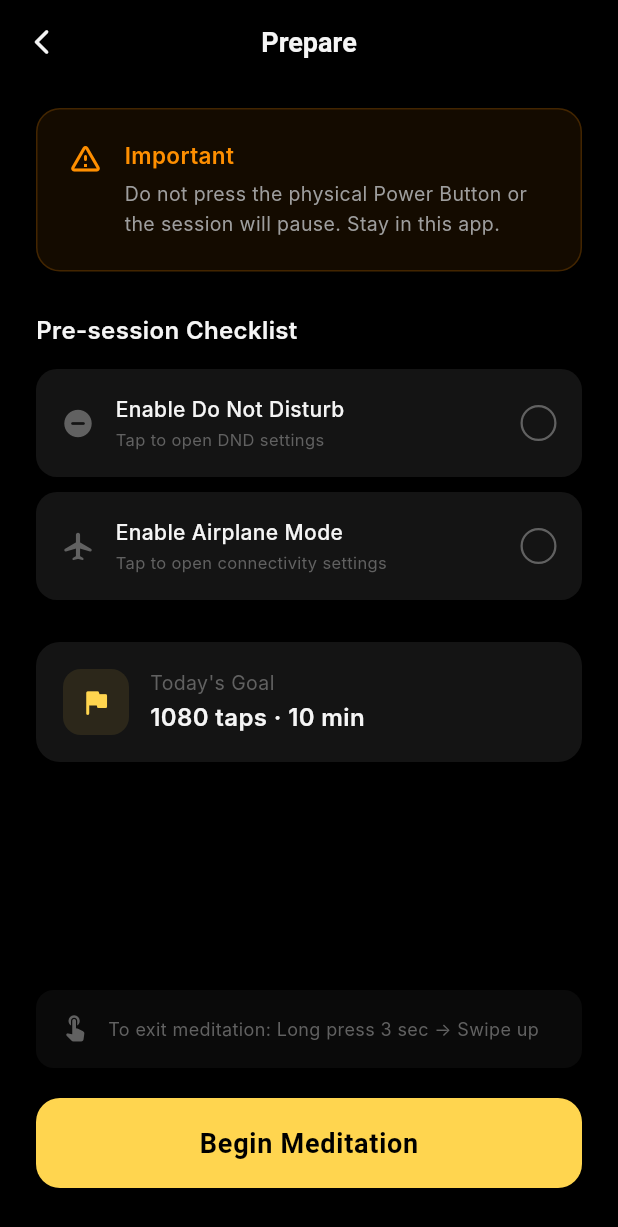
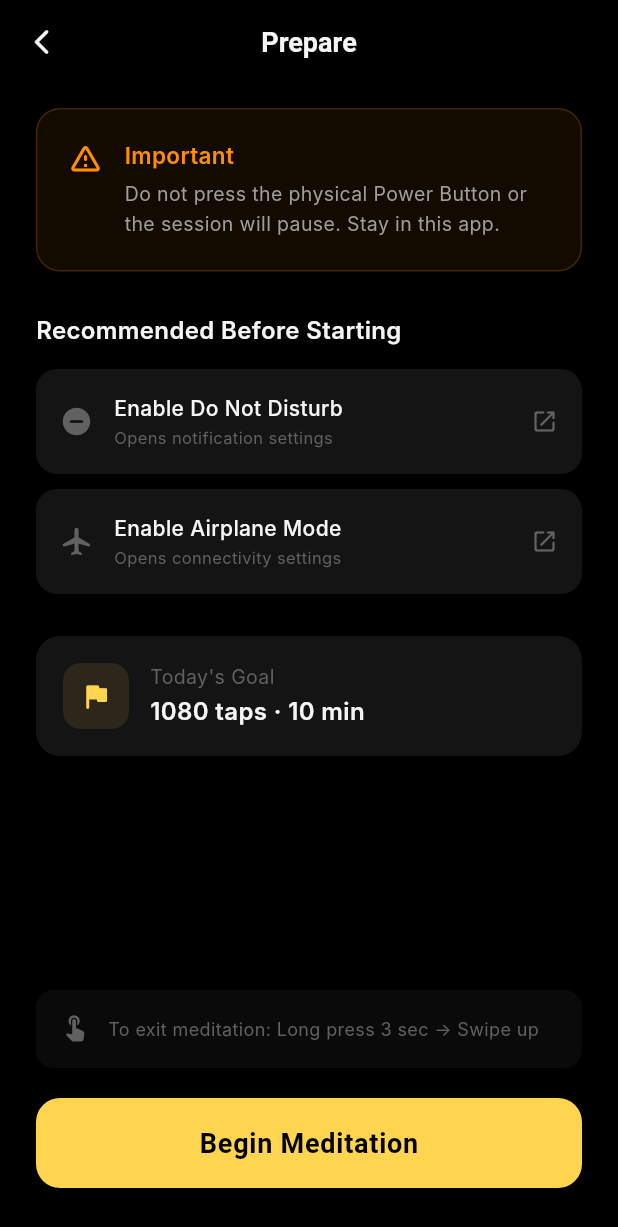
Before and after one commit to amanat-2003/shunya-meditation-app, a Flutter app: the PreSessionScreen screen opened by its route, on a phone screen of 412 x 824 dp. Shown: the top 1227 px of the screen. Run offline on Flutter 3.47's test engine with Material 3 defaults, Android fonts, the phone set to English and light mode, and no system bars; our stand-ins replace connectivity_plus, fl_chart, flutter_riverpod, go_router, google_sign_in, hive and 4 more; missing offline and left inert: app_settings, screen_brightness; accounts and stored records are empty; network calls fail; Roboto replaces fonts that are missing (Inter).

Commit message:
fix: dashboard refresh, Supabase settings sync, meditation UX improvements
Bug Fixes:
- Dashboard now refreshes immediately after meditation session ends
  (invalidate Riverpod providers so they re-read fresh Hive data)
- Session summary 'Return to Dashboard' button also invalidates providers
- User settings now sync to Supabase on every change via upsert on user_id
  (previously only saved to local Hive storage)

UX Improvements — Meditation Mode:
- Hint overlay now appears ABOVE the tap counter in a Column layout
  (was overlapping on top of the counter in a Stack)
- Disabled Android back button and swipe-to-go-back gesture using PopScope
- System UI remains in immersiveSticky mode throughout the session

UX Improvements — Pre-Session Screen:
- Replaced checkbox-style DND/Airplane Mode items with simple action buttons
  (cannot reliably detect actual device DND/Airplane state from Flutter)
- Tapping the buttons opens the relevant system settings page
- Shows an 'open' icon instead of a misleading checkbox circle

```diff
--- a/lib/features/meditation/presentation/screens/pre_session_screen.dart
+++ b/lib/features/meditation/presentation/screens/pre_session_screen.dart
@@ -17,8 +17,6 @@ class PreSessionScreen extends ConsumerStatefulWidget {
 
 class _PreSessionScreenState extends ConsumerState<PreSessionScreen>
     with SingleTickerProviderStateMixin {
-  bool _dndChecked = false;
-  bool _airplaneChecked = false;
   late AnimationController _pulseController;
   late Animation<double> _pulseAnimation;
 
@@ -111,9 +109,9 @@ class _PreSessionScreenState extends ConsumerState<PreSessionScreen>
 
               const SizedBox(height: 28),
 
-              // Checklist
+              // Pre-session actions
               Text(
-                'Pre-session Checklist',
+                'Recommended Before Starting',
                 style: TextStyle(
                   fontSize: 16,
                   fontWeight: FontWeight.w600,
@@ -122,39 +120,37 @@ class _PreSessionScreenState extends ConsumerState<PreSessionScreen>
               ),
               const SizedBox(height: 14),
 
-              _ChecklistItem(
+              _ActionButton(
                 icon: Icons.do_not_disturb_on_rounded,
                 title: 'Enable Do Not Disturb',
                 subtitle: Platform.isIOS
-                    ? 'Open Control Center → Focus → DND'
-                    : 'Tap to open DND settings',
-                checked: _dndChecked,
+                    ? 'Opens Focus settings'
+                    : 'Opens notification settings',
                 onTap: () {
                   if (Platform.isAndroid) {
                     AppSettings.openAppSettings(
                       type: AppSettingsType.notification,
                     );
+                  } else {
+                    AppSettings.openAppSettings(
+                      type: AppSettingsType.notification,
+                    );
                   }
-                  setState(() => _dndChecked = !_dndChecked);
                 },
               ),
 
               const SizedBox(height: 10),
 
-              _ChecklistItem(
+              _ActionButton(
                 icon: Icons.airplanemode_active_rounded,
                 title: 'Enable Airplane Mode',
                 subtitle: Platform.isIOS
-                    ? 'Open Control Center → Airplane Mode'
-                    : 'Tap to open connectivity settings',
-                checked: _airplaneChecked,
+                    ? 'Opens connectivity settings'
+                    : 'Opens connectivity settings',
                 onTap: () {
-                  if (Platform.isAndroid) {
-                    AppSettings.openAppSettings(
-                      type: AppSettingsType.wireless,
-                    );
-                  }
-                  setState(() => _airplaneChecked = !_airplaneChecked);
+                  AppSettings.openAppSettings(
+                    type: AppSettingsType.wireless,
+                  );
                 },
               ),
 
@@ -285,18 +281,18 @@ class _PreSessionScreenState extends ConsumerState<PreSessionScreen>
   }
 }
 
-class _ChecklistItem extends StatelessWidget {
+/// A simple tappable action button that opens system settings.
+/// No checkbox — just tap to open the relevant settings page.
+class _ActionButton extends StatelessWidget {
   final IconData icon;
   final String title;
   final String subtitle;
-  final bool checked;
   final VoidCallback onTap;
 
-  const _ChecklistItem({
+  const _ActionButton({
     required this.icon,
     required this.title,
     required this.subtitle,
-    required this.checked,
     required this.onTap,
   });
 
@@ -307,19 +303,12 @@ class _ChecklistItem extends StatelessWidget {
       child: Container(
         padding: const EdgeInsets.all(16),
         decoration: BoxDecoration(
-          color: checked
-              ? AppTheme.successGreen.withValues(alpha: 0.06)
-              : AppTheme.surfaceCard,
+          color: AppTheme.surfaceCard,
           borderRadius: BorderRadius.circular(14),
-          border: Border.all(
-            color: checked
-                ? AppTheme.successGreen.withValues(alpha: 0.3)
-                : Colors.transparent,
-          ),
         ),
         child: Row(
           children: [
-            Icon(icon, color: checked ? AppTheme.successGreen : AppTheme.textMuted, size: 22),
+            Icon(icon, color: AppTheme.textMuted, size: 22),
             const SizedBox(width: 14),
             Expanded(
               child: Column(
@@ -344,20 +333,10 @@ class _ChecklistItem extends StatelessWidget {
                 ],
               ),
             ),
-            Container(
-              width: 24,
-              height: 24,
-              decoration: BoxDecoration(
-                shape: BoxShape.circle,
-                color: checked ? AppTheme.successGreen : Colors.transparent,
-                border: Border.all(
-                  color: checked ? AppTheme.successGreen : AppTheme.textMuted,
-                  width: 1.5,
-                ),
-              ),
-              child: checked
-                  ? const Icon(Icons.check, color: Colors.black, size: 16)
-                  : null,
+            Icon(
+              Icons.open_in_new_rounded,
+              color: AppTheme.textMuted,
+              size: 18,
             ),
           ],
         ),
--- a/lib/features/meditation/presentation/screens/session_summary_screen.dart
+++ b/lib/features/meditation/presentation/screens/session_summary_screen.dart
@@ -206,7 +206,11 @@ class _SessionSummaryScreenState extends ConsumerState<SessionSummaryScreen>
                 width: double.infinity,
                 height: 56,
                 child: ElevatedButton(
-                  onPressed: () => context.go('/'),
+                  onPressed: () {
+                    // Invalidate providers so dashboard re-reads fresh Hive data
+                    ref.invalidate(meditationRepositoryProvider);
+                    context.go('/');
+                  },
                   child: const Text('Return to Dashboard'),
                 ),
               ),
--- a/lib/features/meditation/presentation/widgets/hint_overlay.dart
+++ b/lib/features/meditation/presentation/widgets/hint_overlay.dart
@@ -5,9 +5,7 @@ class HintOverlay extends StatelessWidget {
 
   @override
   Widget build(BuildContext context) {
-    return Positioned.fill(
-      child: Center(
-        child: AnimatedOpacity(
+    return AnimatedOpacity(
       opacity: 0.10,
       duration: const Duration(milliseconds: 500),
       child: Container(
@@ -47,8 +45,6 @@ class HintOverlay extends StatelessWidget {
           ],
         ),
       ),
-        ),
-      ),
     );
   }
 }
```
Also changed, not shown: lib/features/meditation/presentation/screens/meditation_screen.dart (+26 -14 lines), lib/features/settings/providers/settings_providers.dart (+28 -4 lines). Lines whose indentation alone changed are shown as unchanged.
